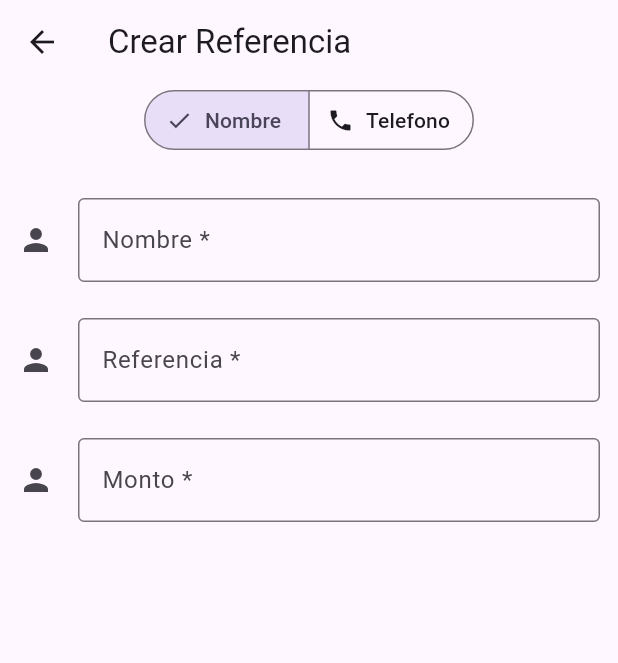
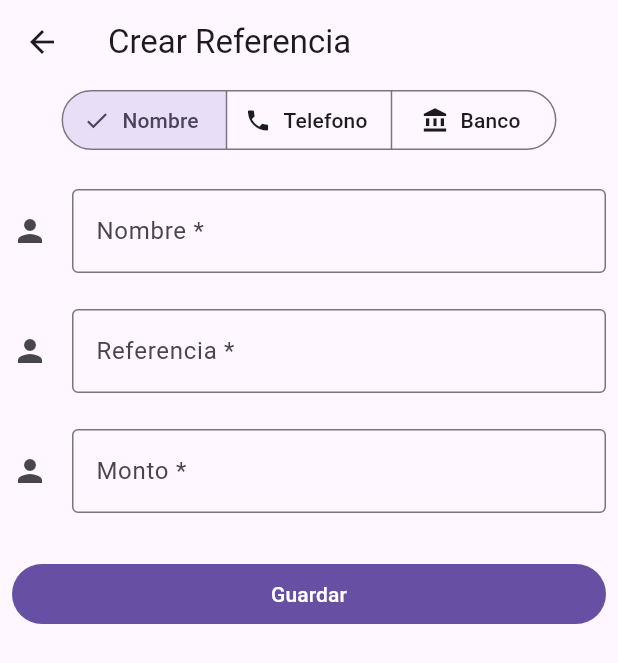
Before and after one commit to NightmareFox12/mi-referencia, a Flutter app: the screen it shows after launch, after a tap on the "assignment add" icon, on a phone screen of 412 x 824 dp. Shown: the top 663 px of the screen. Run offline on Flutter 3.47's test engine with Material 3 defaults, Android fonts, the phone set to English and light mode, and no system bars; our stand-ins replace drift, drift_flutter, flutter_hooks, flutter_riverpod, hooks_riverpod, shared_preferences; accounts and stored records are empty; generated files the repository leaves out were written again.

Commit message:
feat: Add bank autocomplete form and selection

```diff
--- a/lib/presentation/reference_form/reference_form_screen.dart
+++ b/lib/presentation/reference_form/reference_form_screen.dart
@@ -32,7 +32,6 @@ class ReferenceFormScreen extends HookWidget {
         body: Column(
           children: [
             ReferenceGroupButton(selectedFields),
-
             ReferenceForm(selectedFields),
           ],
         ),
--- a/lib/presentation/widgets/reference_form.dart
+++ b/lib/presentation/widgets/reference_form.dart
@@ -1,5 +1,6 @@
 import 'package:flutter/material.dart';
 import 'package:flutter_hooks/flutter_hooks.dart';
+import 'package:mi_referencia/presentation/widgets/bank_autocomplete_form.dart';
 
 class ReferenceForm extends HookWidget {
   final ValueNotifier<Set<int>> selectedFields;
@@ -10,9 +11,9 @@ class ReferenceForm extends HookWidget {
   Widget build(BuildContext context) {
     return Expanded(
       child: Padding(
-        padding: const EdgeInsets.all(12),
+        padding: const EdgeInsets.all(8),
         child: ListView(
-          padding: const EdgeInsets.only(top: 16),
+          padding: const EdgeInsets.only(top: 14),
           children: [
             // Name
             selectedFields.value.contains(1)
@@ -41,7 +42,7 @@ class ReferenceForm extends HookWidget {
                 ? TextFormField(
                     decoration: const InputDecoration(
                       icon: Icon(Icons.person),
-                      hintText: 'What do people call you?',
+                      hintText: '0412-1234567',
                       labelText: 'Télefono *',
                       border: OutlineInputBorder(),
                     ),
@@ -60,11 +61,20 @@ class ReferenceForm extends HookWidget {
                 ? SizedBox(height: 24)
                 : SizedBox.shrink(),
 
+            //Bank
+            selectedFields.value.contains(3)
+                ? BankAutocompleteForm()
+                : SizedBox.shrink(),
+
+            selectedFields.value.contains(3)
+                ? SizedBox(height: 24)
+                : SizedBox.shrink(),
+
             //Reference
             TextFormField(
               decoration: const InputDecoration(
                 icon: Icon(Icons.person),
-                hintText: 'What do people call you?',
+                hintText: '2294',
                 labelText: 'Referencia *',
                 border: OutlineInputBorder(),
               ),
@@ -98,6 +108,9 @@ class ReferenceForm extends HookWidget {
                     : null;
               },
             ),
+            SizedBox(height: 30),
+
+            FilledButton(onPressed: () {}, child: Text('Guardar')),
           ],
         ),
       ),
--- a/lib/presentation/widgets/reference_group_button.dart
+++ b/lib/presentation/widgets/reference_group_button.dart
@@ -34,6 +34,11 @@ class ReferenceGroupButton extends StatelessWidget {
             icon: Icon(Icons.phone),
             label: Text('Telefono'),
           ),
+          ButtonSegment(
+            value: 3,
+            icon: Icon(Icons.account_balance),
+            label: Text('Banco'),
+          ),
         ],
         onSelectionChanged: (newSelection) => handleChange(newSelection),
         selected: selectedFields.value,
```
Also changed, not shown: lib/presentation/widgets/bank_autocomplete_form.dart (added, +104 -0 lines).
